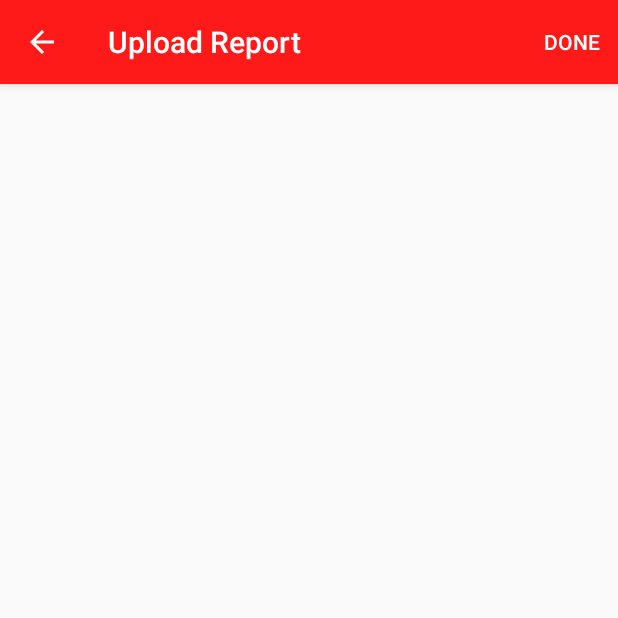
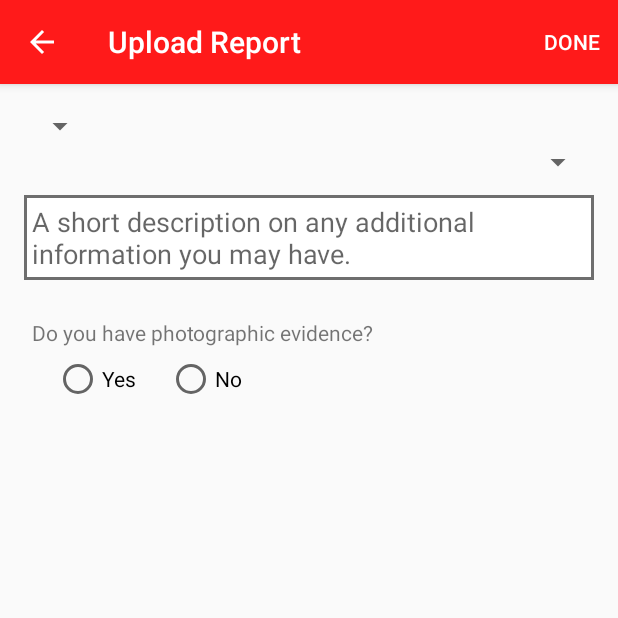
Before and after one commit to megan16/UserFrontend-project, an Android app: the UploadCrime screen opened directly, with no data from a screen before it, on a phone screen of 412 x 824 dp, the top half of it. Run offline under Robolectric (Android 15) with nearby library versions, the phone set to English and light mode, and no system bars.

Commit message:
continuation of upload

```diff
--- a/UWICommunity/app/src/main/java/com/example/megan/uwicommunity/UploadCrime.java
+++ b/UWICommunity/app/src/main/java/com/example/megan/uwicommunity/UploadCrime.java
@@ -44,7 +44,6 @@ public class UploadCrime extends AppCompatActivity {
             Toast.makeText(getApplicationContext(),"Verify submission",Toast.LENGTH_SHORT).show();
             verifySubmission();
 
-            return true;
         }
 
         return super.onOptionsItemSelected(item);
--- /dev/null
+++ b/UWICommunity/app/src/main/res/drawable/text_border.xml
@@ -0,0 +1,7 @@
+<?xml version="1.0" encoding="utf-8"?>
+<shape xmlns:android="http://schemas.android.com/apk/res/android">
+    <solid android:color="@color/white"/>
+    <stroke android:width="2dp" android:color="@color/dark_gray"/>
+    <padding android:left="2dp" android:right="2dp" android:top="2dp" android:bottom="2dp"/>
+
+</shape>
--- a/UWICommunity/app/src/main/res/layout/activity_upload_crime.xml
+++ b/UWICommunity/app/src/main/res/layout/activity_upload_crime.xml
@@ -1,12 +1,95 @@
 <?xml version="1.0" encoding="utf-8"?>
-<RelativeLayout xmlns:android="http://schemas.android.com/apk/res/android"
+<LinearLayout xmlns:android="http://schemas.android.com/apk/res/android"
     xmlns:tools="http://schemas.android.com/tools"
     android:layout_width="match_parent"
     android:layout_height="match_parent"
+    xmlns:TODO="http://schemas.android.com/apk/res-auto"
     android:paddingBottom="@dimen/activity_vertical_margin"
     android:paddingLeft="@dimen/activity_horizontal_margin"
     android:paddingRight="@dimen/activity_horizontal_margin"
     android:paddingTop="@dimen/activity_vertical_margin"
-    tools:context="com.example.megan.uwicommunity.UploadCrime">
+    tools:context="com.example.megan.uwicommunity.UploadCrime"
+    android:orientation="vertical">
 
-</RelativeLayout>
+
+    <Spinner
+        android:layout_width="wrap_content"
+        android:layout_height="wrap_content"
+        android:id="@+id/crimeCategory"/>
+
+    <ScrollView
+        android:layout_width="match_parent"
+        android:layout_height="wrap_content">
+
+        <LinearLayout
+            android:layout_width="match_parent"
+            android:layout_height="wrap_content"
+            android:orientation="vertical"
+            android:id="@+id/uploadPicLayout">
+
+            <Spinner
+                android:layout_width="match_parent"
+                android:layout_height="wrap_content"
+                android:id="@+id/crimeLoc"/>
+
+            <EditText
+                android:layout_width="match_parent"
+                android:layout_height="wrap_content"
+                android:hint="@string/cDescript"
+                android:layout_marginTop="10dp"
+                android:padding="5dp"
+                android:inputType="textMultiLine"
+                android:ems="10"
+                android:id="@+id/description"
+                android:background="@drawable/text_border"
+                android:layout_marginBottom="10dp"/>
+
+
+
+<!-- Piture Upload section -->
+            <TextView
+                android:layout_width="match_parent"
+                android:layout_height="wrap_content"
+                android:text="@string/uploadPicQuest"
+                android:padding="5dp"
+                android:layout_marginTop="10dp"/>
+
+            <RadioGroup
+                android:layout_width="match_parent"
+                android:layout_height="wrap_content"
+                android:orientation="horizontal"
+                android:id="@+id/uploadPicChoice">
+
+                <RadioButton
+                    android:layout_width="wrap_content"
+                    android:layout_height="wrap_content"
+                    android:text="@string/yesP"
+                    android:layout_marginLeft="20dp"
+                    android:layout_marginStart="20dp"/>
+                <RadioButton
+                    android:layout_width="wrap_content"
+                    android:layout_height="wrap_content"
+                    android:text="@string/noP"
+                    android:layout_marginLeft="20dp"
+                    android:layout_marginStart="20dp"/>
+            </RadioGroup>
+
+            <ImageView
+                android:layout_width="match_parent"
+                android:layout_height="150dp"
+                android:background="@drawable/user2"
+                android:layout_marginTop="16dp"
+                android:layout_gravity="center"
+                android:visibility="invisible"/>
+
+            <!--TODO:fix picture-->
+
+
+
+        </LinearLayout>
+
+
+    </ScrollView>
+
+
+</LinearLayout>
--- a/UWICommunity/app/src/main/res/values/strings.xml
+++ b/UWICommunity/app/src/main/res/values/strings.xml
@@ -37,4 +37,6 @@
     <string name="okP">Ok</string>
     <string name="done">Done</string>
     <string name="verifySubmit">Are you sure you want to submit?</string>
+    <string name="uploadPicQuest">Do you have photographic evidence?</string>
+    <string name="cDescript">A short description on any additional information you may have.</string>
 </resources>
```
